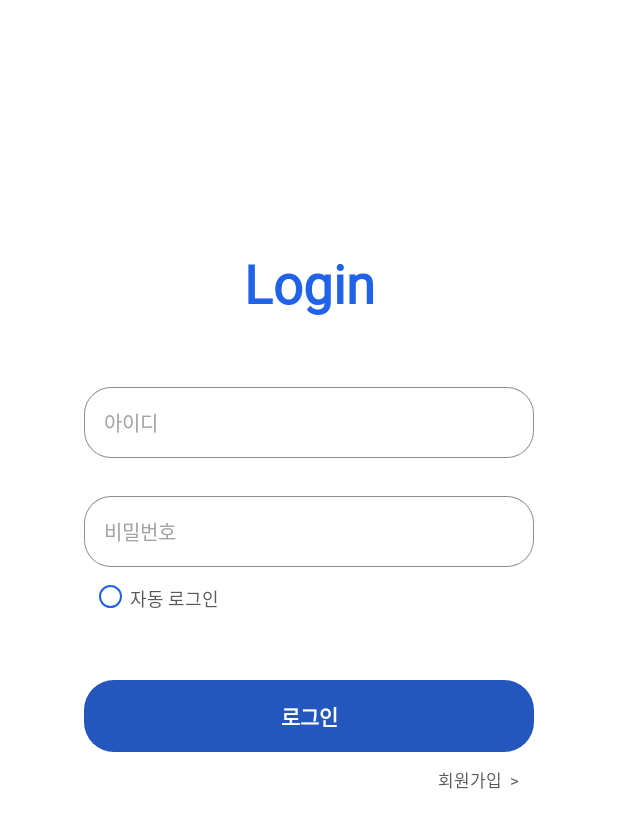
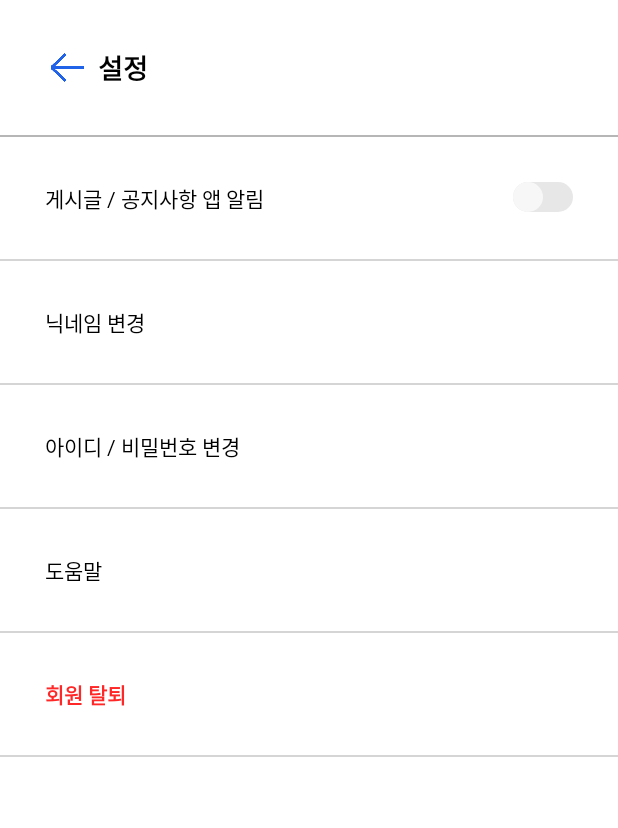
Before and after one commit to minjung03/itshow_toB, an Android app: the screen it shows after launch (Login before the commit, MainActivity after it), on a phone screen of 412 x 824 dp. Shown: the top 828 px of the screen. Run offline under Robolectric (Android 15) with nearby library versions, the phone set to English and light mode, and no system bars.

Commit message:
(민정) Setting xml 커밋

```diff
--- a/app/src/main/java/com/cookandroid/itshow_tob/MainActivity.java
+++ b/app/src/main/java/com/cookandroid/itshow_tob/MainActivity.java
@@ -14,15 +14,15 @@ public class MainActivity extends AppCompatActivity {
     @Override
     protected void onCreate(Bundle savedInstanceState) {
         super.onCreate(savedInstanceState);
-        setContentView(R.layout.activity_main);
+        setContentView(R.layout.setting);
 
-        new Handler().postDelayed(new Runnable() {
+        /*new Handler().postDelayed(new Runnable() {
             @Override
             public void run() {
                 Intent login_intent = new Intent(MainActivity.this, Login.class);
                 startActivity(login_intent);
             }
-        }, 2000); // 3초 뒤 자동 화면 전환
+        }, 2000); // 3초 뒤 자동 화면 전환*/
 
     }
 }
--- a/app/src/main/java/com/cookandroid/itshow_tob/Setting.java
+++ b/app/src/main/java/com/cookandroid/itshow_tob/Setting.java
@@ -1,16 +1,84 @@
 package com.cookandroid.itshow_tob;
 
+import android.content.Intent;
 import android.os.Bundle;
+import android.view.View;
+import android.widget.CompoundButton;
+import android.widget.ImageView;
+import android.widget.RelativeLayout;
+import android.widget.Switch;
 
 import androidx.appcompat.app.AppCompatActivity;
 
 public class Setting extends AppCompatActivity {
+
+    ImageView img_SettingBack;
+    Switch switch_appPush;
+    RelativeLayout layout_name_edit, layout_ID_PASS_edit, layout_Help, layout_UserDelete;
 
     @Override
     protected void onCreate(Bundle savedInstanceState) {
         super.onCreate(savedInstanceState);
         setContentView(R.layout.setting);
 
+        img_SettingBack = findViewById(R.id.img_SettingBack);
+        switch_appPush = findViewById(R.id.switch_appPush);
 
+        layout_name_edit = findViewById(R.id.layout_name_edit);
+        layout_ID_PASS_edit = findViewById(R.id.layout_ID_PASS_edit);
+        layout_Help = findViewById(R.id.layout_Help);
+        layout_UserDelete = findViewById(R.id.layout_UserDelete);
+
+        // 뒤로가기 버튼 (내 프로필 화면으로 이동)
+        /*img_SettingBack.setOnClickListener(new View.OnClickListener() {
+            @Override
+            public void onClick(View view) {
+                Intent user_info_intent = new Intent(getApplicationContext(), UserInfo.class);
+                startActivity(user_info_intent);
+            }
+        });*/
+
+        switch_appPush.setOnCheckedChangeListener(new CompoundButton.OnCheckedChangeListener() {
+            @Override
+            public void onCheckedChanged(CompoundButton compoundButton, boolean isChecked) {
+                if(isChecked){
+                    // 앱 알림 동의
+                }
+                else {
+                    // 앱 알림 비동의
+                }
+            }
+        });
+
+
+       /* // 각 레이아웃 클릭 시 해당 화면으로 이동
+        layout_name_edit.setOnClickListener(new View.OnClickListener() {
+            @Override
+            public void onClick(View view) {
+                Intent name_edit_intent = new Intent(getApplicationContext(), NameEdit.class);
+                startActivity(name_edit_intent);
+            }
+        });
+        layout_ID_PASS_edit.setOnClickListener(new View.OnClickListener() {
+            @Override
+            public void onClick(View view) {
+                Intent Id_Pass_edit_intent = new Intent(getApplicationContext(), Id_Pass_Edit.class);
+                startActivity(Id_Pass_edit_intent);
+            }
+        });
+        layout_Help.setOnClickListener(new View.OnClickListener() {
+            @Override
+            public void onClick(View view) {
+                Intent Help_intent = new Intent(getApplicationContext(), Help.class);
+                startActivity(Help_intent);
+            }
+        });
+        layout_UserDelete.setOnClickListener(new View.OnClickListener() {
+            @Override
+            public void onClick(View view) {
+                Intent user_Delete_intent = new Intent(getApplicationContext(), UserDelete.class);
+                startActivity(user_Delete_intent);
+            }
+        });*/
     }
 }
--- /dev/null
+++ b/app/src/main/res/drawable/push_switch_off.xml
@@ -0,0 +1,15 @@
+<?xml version="1.0" encoding="utf-8"?>
+<shape xmlns:android="http://schemas.android.com/apk/res/android"
+    android:shape="rectangle">
+
+    <corners
+        android:radius="15dp"/>
+
+    <size
+        android:width="30dp"
+        android:height="15dp"/>
+
+    <solid
+        android:color="#E7E7E7"/>
+
+</shape>
--- /dev/null
+++ b/app/src/main/res/drawable/push_switch_on.xml
@@ -0,0 +1,15 @@
+<?xml version="1.0" encoding="utf-8"?>
+<shape xmlns:android="http://schemas.android.com/apk/res/android"
+    android:shape="rectangle">
+
+    <corners
+        android:radius="15dp"/>
+
+    <size
+        android:width="30dp"
+        android:height="15dp"/>
+
+    <solid
+        android:color="#2163E8"/>
+
+</shape>
--- /dev/null
+++ b/app/src/main/res/drawable/push_switch_style.xml
@@ -0,0 +1,11 @@
+<?xml version="1.0" encoding="utf-8"?>
+<selector xmlns:android="http://schemas.android.com/apk/res/android">
+
+    <item
+        android:drawable="@drawable/push_switch_on"
+        android:state_checked="true"/>
+
+    <item
+        android:drawable="@drawable/push_switch_off"
+        android:state_checked="false"/>
+</selector>
--- /dev/null
+++ b/app/src/main/res/drawable/switch_thumb.xml
@@ -0,0 +1,14 @@
+<?xml version="1.0" encoding="utf-8"?>
+<shape xmlns:android="http://schemas.android.com/apk/res/android"
+    android:shape="oval">
+
+    <size
+        android:width="20dp"
+        android:height="20dp"/>
+
+    <solid
+        android:color="#F7F7F7"/>
+
+    <stroke
+        android:color="#EEEEEE"/>
+</shape>
--- a/app/src/main/res/layout/setting.xml
+++ b/app/src/main/res/layout/setting.xml
@@ -1,8 +1,188 @@
 <?xml version="1.0" encoding="utf-8"?>
-<LinearLayout xmlns:android="http://schemas.android.com/apk/res/android"
+<RelativeLayout xmlns:android="http://schemas.android.com/apk/res/android"
     android:orientation="vertical" android:layout_width="match_parent"
-    android:layout_height="match_parent">
+    android:layout_height="match_parent" android:background="#ffffff">
+
+    <RelativeLayout
+        android:layout_width="wrap_content"
+        android:layout_height="wrap_content"
+        android:id="@+id/layout_title"
+        android:layout_margin="30dp">
+
+        <ImageView
+            android:layout_width="30dp"
+            android:layout_height="30dp"
+            android:src="@drawable/arrow_blue"
+            android:id="@+id/img_SettingBack"/>
+
+        <TextView
+            android:layout_width="wrap_content"
+            android:layout_height="wrap_content"
+            android:layout_toRightOf="@+id/img_SettingBack"
+            android:layout_centerVertical="true"
+            android:layout_marginLeft="5dp"
+            android:textStyle="bold"
+            android:textSize="18sp"
+            android:textColor="#000000"
+            android:text="설정"/>
+    </RelativeLayout>
+
+    <View
+        android:layout_width="match_parent"
+        android:layout_height="1dp"
+        android:background="#B6B6B6"
+        android:layout_below="@+id/layout_title"
+        android:id="@+id/line1"/>
 
 
 
-</LinearLayout>
+    <RelativeLayout
+        android:layout_width="wrap_content"
+        android:layout_height="wrap_content"
+        android:layout_margin="30dp"
+        android:layout_below="@+id/line1"
+        android:id="@+id/layout_push_swtich">
+        <TextView
+            android:layout_width="wrap_content"
+            android:layout_height="wrap_content"
+            android:text="게시글 / 공지사항 앱 알림"
+            android:layout_centerVertical="true"
+            android:id="@+id/text1"
+            android:textSize="14sp"
+            android:textColor="#000000"/>
+
+        <Switch
+            android:layout_width="match_parent"
+            android:layout_height="wrap_content"
+            android:layout_toRightOf="@+id/text1"
+            android:gravity="right"
+            android:layout_marginLeft="5dp"
+            android:id="@+id/switch_appPush"
+            android:track="@drawable/push_switch_style"
+            android:thumb="@drawable/switch_thumb"/>
+    </RelativeLayout>
+
+    <View
+        android:layout_width="match_parent"
+        android:layout_height="1dp"
+        android:background="#D5D5D5"
+        android:layout_below="@+id/layout_push_swtich"
+        android:id="@+id/line2"/>
+
+
+
+    <RelativeLayout
+        android:layout_width="match_parent"
+        android:layout_height="wrap_content"
+        android:padding="30dp"
+        android:layout_below="@+id/line2"
+        android:id="@+id/layout_name_edit">
+        <TextView
+            android:layout_width="wrap_content"
+            android:layout_height="wrap_content"
+            android:text="닉네임 변경"
+            android:textSize="14sp"
+            android:textColor="#000000"/>
+    </RelativeLayout>
+
+    <View
+        android:layout_width="match_parent"
+        android:layout_height="1dp"
+        android:background="#D5D5D5"
+        android:layout_below="@+id/layout_name_edit"
+        android:id="@+id/line3"/>
+
+
+
+
+    <RelativeLayout
+        android:layout_width="match_parent"
+        android:layout_height="wrap_content"
+        android:padding="30dp"
+        android:layout_below="@+id/line3"
+        android:id="@+id/layout_ID_PASS_edit">
+        <TextView
+            android:layout_width="wrap_content"
+            android:layout_height="wrap_content"
+            android:text="아이디 / 비밀번호 변경"
+            android:textSize="14sp"
+            android:textColor="#000000"/>
+    </RelativeLayout>
+
+    <View
+        android:layout_width="match_parent"
+        android:layout_height="1dp"
+        android:background="#D5D5D5"
+        android:layout_below="@+id/layout_ID_PASS_edit"
+        android:id="@+id/line4"/>
+
+
+<!--    <RelativeLayout
+        android:layout_width="match_parent"
+        android:layout_height="wrap_content"
+        android:padding="30dp"
+        android:layout_below="@+id/line4"
+        android:id="@+id/layout_CustomerSevice">
+        <TextView
+            android:layout_width="wrap_content"
+            android:layout_height="wrap_content"
+            android:text="1:1 문의 게시판"
+            android:textColor="#000000"/>
+    </RelativeLayout>
+
+    <View
+        android:layout_width="match_parent"
+        android:layout_height="1dp"
+        android:background="#D5D5D5"
+        android:layout_below="@+id/layout_CustomerSevice"
+        android:id="@+id/line5"/>-->
+
+
+
+
+    <RelativeLayout
+        android:layout_width="match_parent"
+        android:layout_height="wrap_content"
+        android:padding="30dp"
+        android:layout_below="@+id/line4"
+        android:id="@+id/layout_Help">
+        <TextView
+            android:layout_width="wrap_content"
+            android:layout_height="wrap_content"
+            android:text="도움말"
+            android:textColor="#000000"/>
+    </RelativeLayout>
+
+    <View
+        android:layout_width="match_parent"
+        android:layout_height="1dp"
+        android:background="#D5D5D5"
+        android:layout_below="@+id/layout_Help"
+        android:id="@+id/line6"/>
+
+
+
+
+    <RelativeLayout
+        android:layout_width="match_parent"
+        android:layout_height="wrap_content"
+        android:padding="30dp"
+        android:layout_below="@+id/line6"
+        android:id="@+id/layout_UserDelete">
+        <TextView
+            android:layout_width="wrap_content"
+            android:layout_height="wrap_content"
+            android:text="회원 탈퇴"
+            android:textStyle="bold"
+            android:textColor="#FF2828"/>
+    </RelativeLayout>
+
+    <View
+        android:layout_width="match_parent"
+        android:layout_height="1dp"
+        android:background="#D5D5D5"
+        android:layout_below="@+id/layout_UserDelete"
+        android:id="@+id/line7"/>
+
+
+</RelativeLayout>
```
